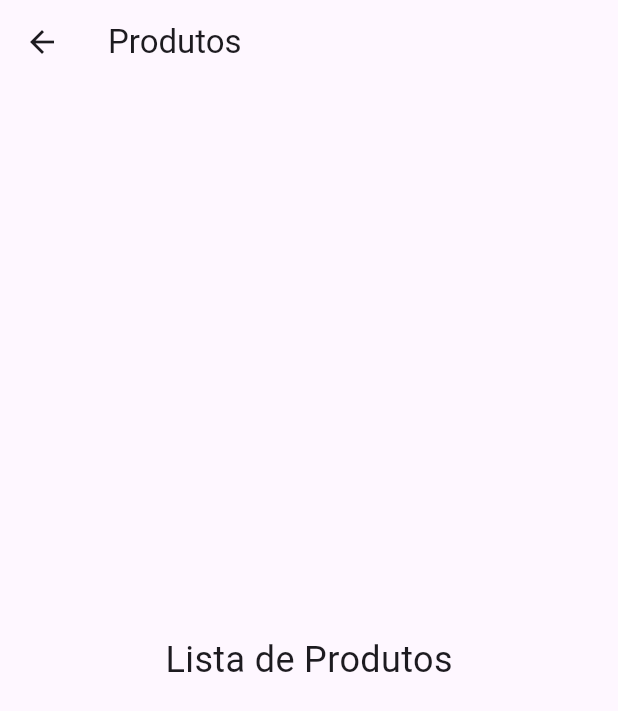
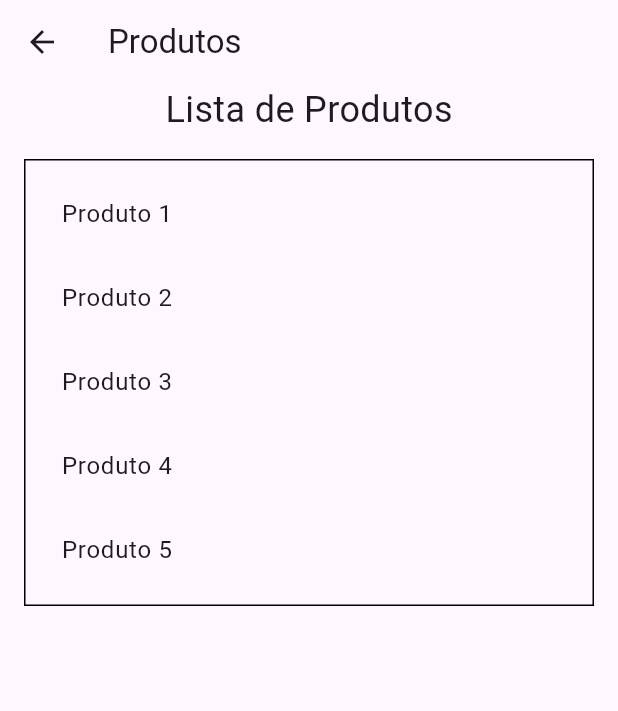
Before and after one commit to zani19/DMII_Flutter, a Flutter app: the screen it shows after launch, after a tap on "Enviar", on a phone screen of 412 x 824 dp. Shown: the top 711 px of the screen. Run offline on Flutter 3.47's test engine with Material 3 defaults, Android fonts, the phone set to English and light mode, and no system bars.

Commit message:
feature - exercício 1 concluido

```diff
--- a/lib/main.dart
+++ b/lib/main.dart
@@ -2,19 +2,21 @@ import 'package:flutter/material.dart';
 import 'pages/products_page.dart';
 
 void main() {
-  runApp(MyApp());
+  runApp(const MyApp());
 }
 
 // Classe que inicia o aplicativo
 class MyApp extends StatelessWidget {
+  const MyApp({super.key});
+
   @override
   Widget build(BuildContext context) {
     return MaterialApp(
       title: 'Exercício 1',
       initialRoute: '/',
       routes: {
-        '/': (context) => Forms(),
-        '/products': (context) => ProductsPage(),
+        '/': (context) => const Forms(),
+        '/products': (context) => const ProductsPage(),
       },
     );
   }
@@ -22,6 +24,8 @@ class MyApp extends StatelessWidget {
 
 // Classe que instância classe responsável por gerenciar estados
 class Forms extends StatefulWidget {
+  const Forms({super.key});
+
   @override
   FormsState createState() => FormsState();
 }
@@ -46,7 +50,7 @@ class FormsState extends State<Forms> {
   Widget build(BuildContext context) {
     return Scaffold(
       appBar: AppBar(
-        title: const Text('Sample Input'),
+        title: const Text('Exercício 1'),
       ),
       body: Align(
         alignment: Alignment.topCenter,
--- a/lib/pages/products_page.dart
+++ b/lib/pages/products_page.dart
@@ -1,17 +1,57 @@
 import 'package:flutter/material.dart';
 
+import 'productsDetail_page.dart';
+
 class ProductsPage extends StatelessWidget {
+  const ProductsPage({super.key});
+
   @override
   Widget build(BuildContext context) {
+    final List<String> products = [
+      'Produto 1',
+      'Produto 2',
+      'Produto 3',
+      'Produto 4',
+      'Produto 5',
+    ];
+
     return Scaffold(
       appBar: AppBar(
-        title: Text('Produtos'),
+        title: const Text('Produtos'),
       ),
-      body: Center(
-        child: Text(
-          'Lista de Produtos',
-          style: TextStyle(fontSize: 24.0),
-        ),
+      body: Column(
+        children: [
+          const Center(
+            child: Text(
+              'Lista de Produtos',
+              style: TextStyle(fontSize: 24.0),
+            ),
+          ),
+          Container(
+            decoration: BoxDecoration(
+              border: Border.all(color: Colors.black),
+            ),
+            margin: const EdgeInsets.all(16.0),
+            padding: const EdgeInsets.all(8.0),
+            child: SingleChildScrollView(
+              child: Column(
+                children: products.map((product) {
+                  return ListTile(
+                    title: Text(product),
+                    onTap: () {
+                      Navigator.push(
+                        context,
+                        MaterialPageRoute(
+                          builder: (context) => ProductDetailPage(product: product),
+                        ),
+                      );
+                    },
+                  );
+                }).toList(),
+              ),
+            ),
+          ),
+        ],
       ),
     );
   }
```
Also changed, not shown: lib/pages/productsDetail_page.dart (added, +77 -0 lines), lib/pages/productsOrderConfirmation_page.dart (added, +68 -0 lines), lib/pages/productsList_page.dart (deleted).
